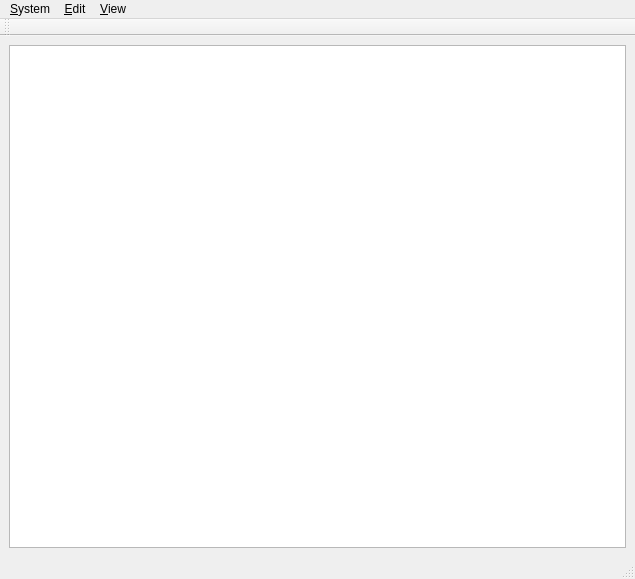
Before: the Qt Designer form client/wndmain.ui in tbikfalvi/Belenus, drawn with Qt 5.
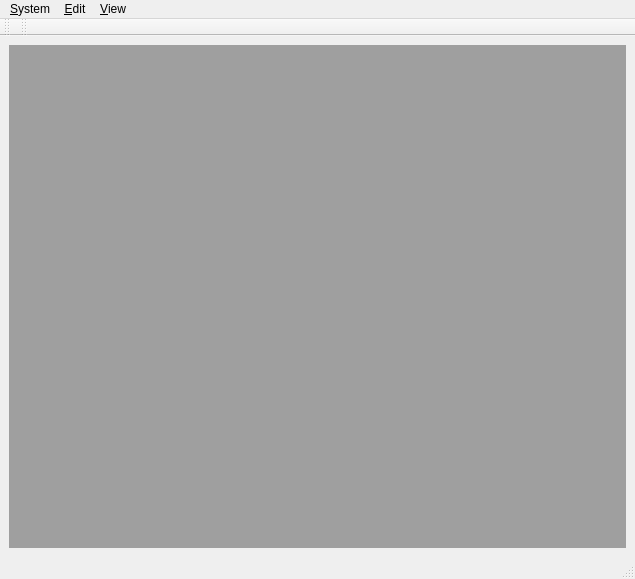
After: the same form once the commit is applied.

Commit message:
A Panelek szama most mar nem az adatbazis 'settings' tablajabol jon, hanem a 'panels' tabla sorainak szama adja.
Mivel ez az egyetlen adat volt a 'settings' tablaban, igy egyelore magat
a tablat is eltavolitottam a belenus.sql-bol es a cPreferences osztalybol
is.

```diff
--- a/client/wndmain.ui
+++ b/client/wndmain.ui
@@ -16,7 +16,7 @@
   <widget class="QWidget" name="centralwidget">
    <layout class="QVBoxLayout" name="verticalLayout">
     <item>
-     <widget class="QGraphicsView" name="grvMain"/>
+     <widget class="QMdiArea" name="mdiPanels"/>
     </item>
    </layout>
   </widget>
@@ -74,6 +74,17 @@
     <bool>false</bool>
    </attribute>
   </widget>
+  <widget class="QToolBar" name="toolBar_2">
+   <property name="windowTitle">
+    <string>toolBar_2</string>
+   </property>
+   <attribute name="toolBarArea">
+    <enum>TopToolBarArea</enum>
+   </attribute>
+   <attribute name="toolBarBreak">
+    <bool>false</bool>
+   </attribute>
+  </widget>
   <action name="actionE_xit">
    <property name="text">
     <string>E&amp;xit</string>
```
Left out of the diff: 2 changed lines with no effect on the pictures. The commit also changes 6 other files.
